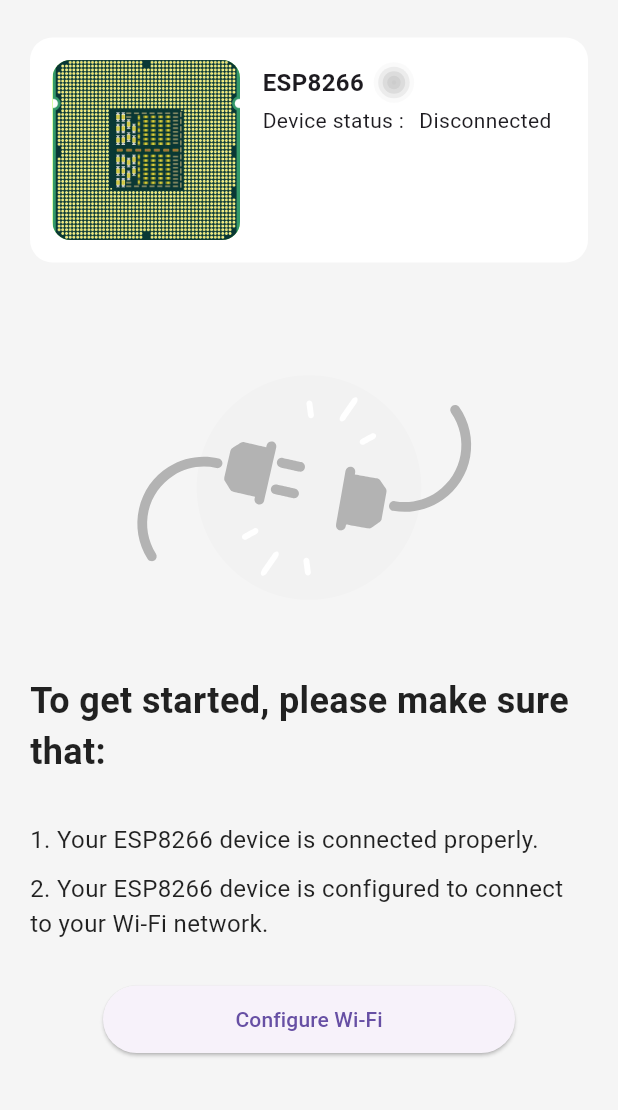
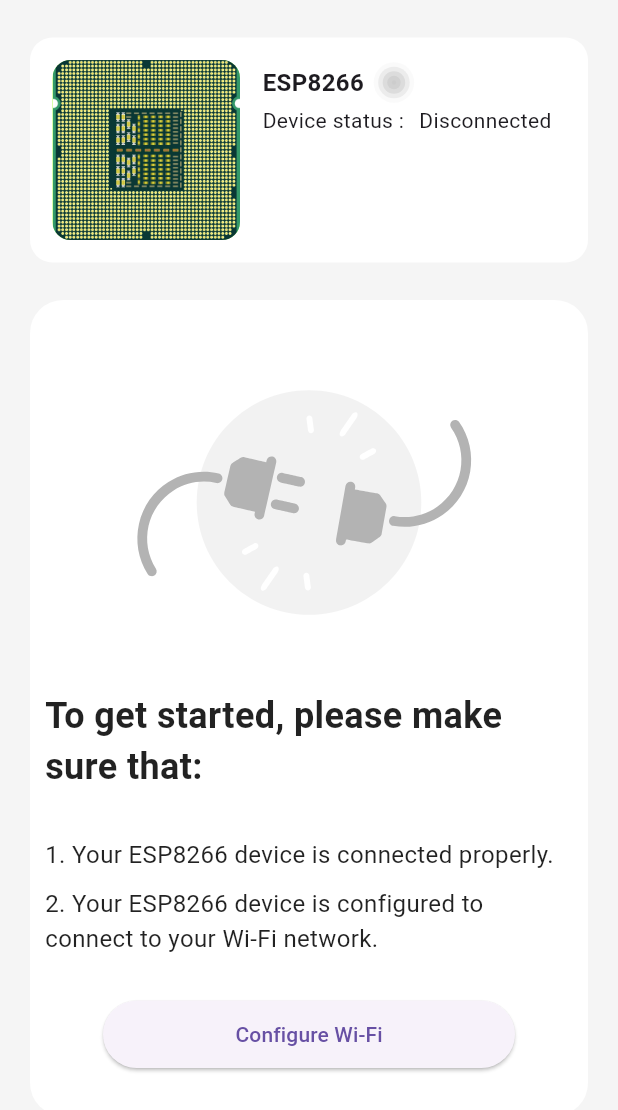
Before and after one commit to viveeeeeek/smarthome, a Flutter app: the screen it shows after launch, on a phone screen of 412 x 824 dp. Shown: the top 1110 px of the screen. Run offline on Flutter 3.47's test engine with Material 2 defaults, Android fonts, the light colour scheme and no system bars; our stand-ins replace lottie; missing offline and left inert: app_settings.

Commit message:
UI improvements

```diff
--- a/lib/homepage.dart
+++ b/lib/homepage.dart
@@ -186,6 +186,7 @@ class _HomeState extends State<Home> {
                   child: Column(
                     mainAxisAlignment: MainAxisAlignment.center,
                     children: [
+                      //! Main UI
                       IfConnected(
                         isConnected: _isDeviceConnected,
                         connectedWidget: Padding(
@@ -195,28 +196,42 @@ class _HomeState extends State<Home> {
                             children: [
                               Center(
                                 child: Container(
-                                  height: 200,
                                   width: 200,
                                   decoration: const BoxDecoration(
                                     borderRadius:
                                         BorderRadius.all(Radius.circular(25)),
-                                      color: Colors.white),
+                                    color: Colors.white,
+                                  ),
                                   child: Padding(
                                     padding: const EdgeInsets.all(15.0),
                                     child: Column(
                                       children: [
-                                        Icon(
-                                          _isSwitched == true
+                                        const Text(
+                                          'LED 1',
+                                          style: TextStyle(
+                                            fontSize: 20,
+                                            fontWeight: FontWeight.bold,
+                                          ),
+                                        ),
+                                        SizedBox(height: 20),
+                                        AnimatedSwitcher(
+                                          duration: Duration(milliseconds: 500),
+                                          child: Icon(
+                                            _isSwitched
                                                 ? Icons.lightbulb
                                                 : Icons.lightbulb_outline,
+                                            key: ValueKey<bool>(_isSwitched),
                                             size: 100,
-                                          color: _isSwitched == true
+                                            color: _isSwitched
                                                 ? Colors.yellow
                                                 : Colors.black,
                                           ),
-                                        const Expanded(child: SizedBox()),
+                                        ),
+                                        SizedBox(height: 20),
                                         //! Switch on off led
-                                        Center(
+                                        AnimatedSwitcher(
+                                          duration: Duration(milliseconds: 500),
+                                          child: Center(
                                             child: Switch(
                                               value: _isSwitched,
                                               onChanged: (value) {
@@ -227,6 +242,7 @@ class _HomeState extends State<Home> {
                                               },
                                             ),
                                           ),
+                                        ),
                                       ],
                                     ),
                                   ),
@@ -235,8 +251,16 @@ class _HomeState extends State<Home> {
                             ],
                           ),
                         ),
+
                         //! Connection lost / Configure ESP help
-                        disconnectedWidget: Column(
+                        disconnectedWidget: Container(
+                          decoration: const BoxDecoration(
+                              color: Colors.white,
+                              borderRadius:
+                                  BorderRadius.all(Radius.circular(22))),
+                          child: Padding(
+                            padding: const EdgeInsets.all(10.0),
+                            child: Column(
                               crossAxisAlignment: CrossAxisAlignment.start,
                               children: [
                                 SizedBox(
@@ -293,7 +317,12 @@ class _HomeState extends State<Home> {
                                     ),
                                   ),
                                 ),
+                                const SizedBox(
+                                  height: 22,
+                                ),
                               ],
+                            ),
+                          ),
                         ),
                       ),
                     ],
--- a/lib/main.dart
+++ b/lib/main.dart
@@ -12,11 +12,9 @@ class MyApp extends StatelessWidget {
   @override
   Widget build(BuildContext context) {
     return MaterialApp(
-      title: 'Flutter Demo',
-      theme: ThemeData(
-        primarySwatch: Colors.blue,
-        useMaterial3: true,
-      ),
+      title: 'Smarthome',
+      debugShowCheckedModeBanner: false,
+      theme: ThemeData(primarySwatch: Colors.blue, useMaterial3: true),
       home: const Home(),
     );
   }
```
Lines whose indentation alone changed are shown as unchanged.
